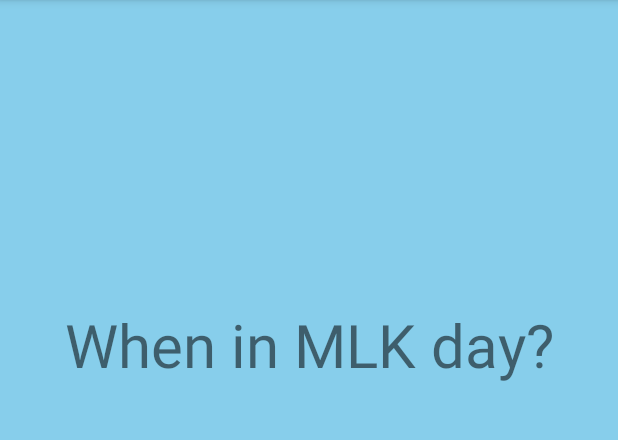
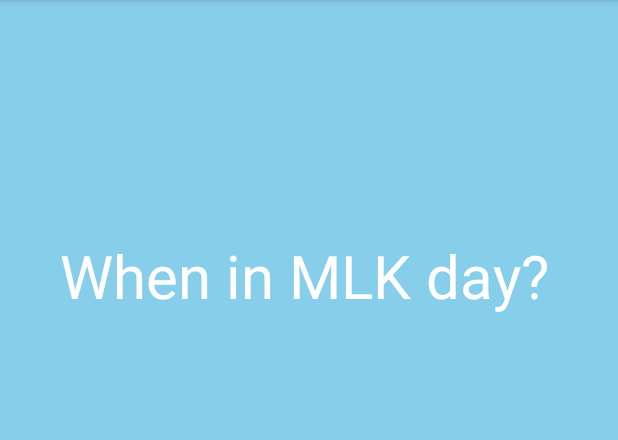
Before and after one commit to rubyshrestha1/Flashcard-App, an Android app: the screen it shows after launch (MainActivity), on a phone screen of 412 x 824 dp, the part 84-524 px from its top. Run offline under Robolectric (Android 15) with nearby library versions, the phone set to English and light mode, and no system bars.

Commit message:
Added first click listener and changed font to white

```diff
--- a/app/src/main/res/layout/activity_main.xml
+++ b/app/src/main/res/layout/activity_main.xml
@@ -7,26 +7,31 @@
     android:background="#87ceeb"
     tools:context=".MainActivity">
 
+
+
     <TextView
         android:id="@+id/Question1"
-        android:layout_width="match_parent"
-        android:layout_height="200dp"
-        android:layout_alignParentEnd="true"
-        android:layout_marginTop="130dp"
+        android:layout_width="417dp"
+        android:layout_height="364dp"
+        android:layout_alignParentStart="true"
+        android:layout_alignParentTop="true"
+        android:layout_marginStart="-6dp"
+        android:layout_marginTop="2dp"
         android:gravity="center"
         android:text="When in MLK day?"
+        android:textColor="#ffffff"
         android:textAlignment="center"
         android:textSize="40sp" />
 
     <TextView
         android:id="@+id/Answer1"
         android:layout_width="match_parent"
-        android:layout_height="200dp"
-        android:layout_below="@+id/Question1"
+        android:layout_height="372dp"
         android:gravity="center"
+        android:text="Third Monday of January"
+        android:textColor="#ffffff"
         android:textAlignment="center"
-        android:text="Third Monday of January"
         android:textSize="30sp"
-        android:visibility="invisible"/>
+        android:visibility="invisible" />
 
 </RelativeLayout>
```
Also changed, not shown: app/src/main/res/drawable-v24/rectangle.xml (added, +10 -0 lines).
